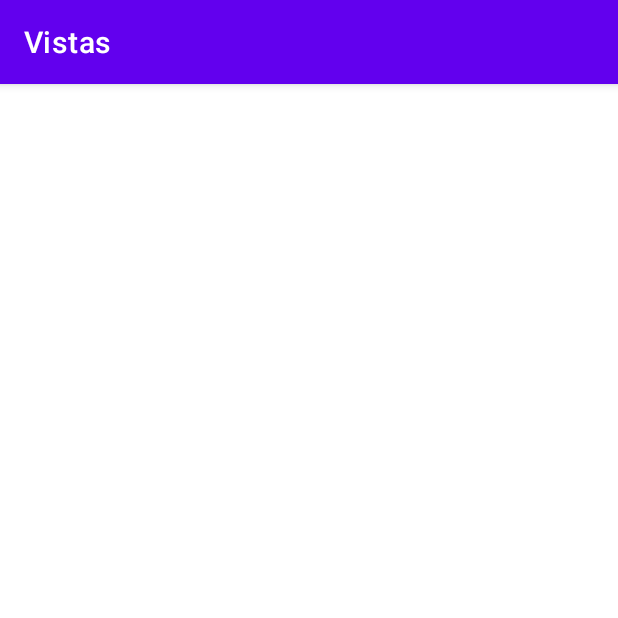
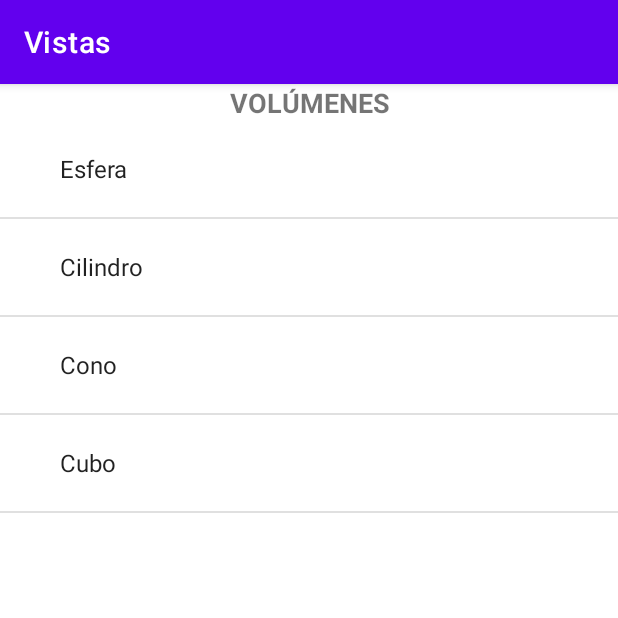
Before and after one commit to ingcoty/vistas, an Android app: the Volumes screen opened directly, with no data from a screen before it, on a phone screen of 412 x 824 dp, the top half of it. Run offline under Robolectric (Android 15) with nearby library versions, the phone set to English and light mode, and no system bars.

Commit message:
funcionalidad de cálculo de volumenes terminada

```diff
--- a/app/src/main/java/com/example/vistas/Volumes.java
+++ b/app/src/main/java/com/example/vistas/Volumes.java
@@ -2,13 +2,56 @@ package com.example.vistas;
 
 import androidx.appcompat.app.AppCompatActivity;
 
+import android.content.Intent;
 import android.os.Bundle;
+import android.view.View;
+import android.widget.AdapterView;
+import android.widget.ArrayAdapter;
+import android.widget.ListView;
 
 public class Volumes extends AppCompatActivity {
+
+    private ListView lista_opciones;
+    private String opciones[];
+    private ArrayAdapter<String> adapter;
+    private Intent intent;
 
     @Override
     protected void onCreate(Bundle savedInstanceState) {
         super.onCreate(savedInstanceState);
         setContentView(R.layout.activity_volumes);
+
+        lista_opciones = findViewById(R.id.lstVolumenes);
+        opciones = getResources().getStringArray(R.array.opt_volumes);
+        adapter = new ArrayAdapter<>(this, android.R.layout.simple_expandable_list_item_1, opciones);
+        lista_opciones.setAdapter(adapter);
+
+        lista_opciones.setOnItemClickListener(new AdapterView.OnItemClickListener() {
+            @Override
+            public void onItemClick(AdapterView<?> parent, View view, int position, long id) {
+                intent = new Intent(Volumes.this, Calculo.class);
+                Bundle b = new Bundle();
+                switch (position){
+                    case 0:
+                        b.putInt("param", 4);
+                        intent.putExtras(b);
+                        break;
+                    case 1:
+                        b.putInt("param", 5);
+                        intent.putExtras(b);
+                        break;
+                    case 2:
+                        b.putInt("param", 6);
+                        intent.putExtras(b);
+                        break;
+                    case 3:
+                        b.putInt("param", 7);
+                        intent.putExtras(b);
+                        break;
+                }
+                startActivity(intent);
+            }
+        });
+
     }
 }
--- a/app/src/main/res/layout/activity_volumes.xml
+++ b/app/src/main/res/layout/activity_volumes.xml
@@ -1,9 +1,23 @@
 <?xml version="1.0" encoding="utf-8"?>
-<androidx.constraintlayout.widget.ConstraintLayout xmlns:android="http://schemas.android.com/apk/res/android"
+<LinearLayout xmlns:android="http://schemas.android.com/apk/res/android"
     xmlns:app="http://schemas.android.com/apk/res-auto"
     xmlns:tools="http://schemas.android.com/tools"
     android:layout_width="match_parent"
     android:layout_height="match_parent"
+    android:orientation="vertical"
     tools:context=".Volumes">
 
-</androidx.constraintlayout.widget.ConstraintLayout>
+    <TextView
+        android:id="@+id/lblTituloVolumen"
+        android:layout_width="match_parent"
+        android:layout_height="wrap_content"
+        android:text="@string/titulo_volumenes"
+        android:textAlignment="center"
+        android:textSize="18sp"
+        android:textStyle="bold" />
+
+    <ListView
+        android:id="@+id/lstVolumenes"
+        android:layout_width="match_parent"
+        android:layout_height="match_parent" />
+</LinearLayout>
--- a/app/src/main/res/values/strings.xml
+++ b/app/src/main/res/values/strings.xml
@@ -20,6 +20,12 @@
     <string name="btnOk">Ok</string>
     <string name="lblResultadoVolume">Volumen</string>
     <string name="errcuadrado">Digite el dato solicitado</string>
+    <string name="titulo_volumenes">VOLÚMENES</string>
+    <string name="vol1">Esfera</string>
+    <string name="vol2">Cilindro</string>
+    <string name="vol3">Cono</string>
+    <string name="vol4">Cubo</string>
+    <string name="lblprofundidad">Profundidad</string>
 
     <string-array name="opciones">
         <item>@string/opt1</item>
@@ -34,4 +40,11 @@
         <item>@string/area4</item>
     </string-array>
 
+    <string-array name="opt_volumes">
+        <item>@string/vol1</item>
+        <item>@string/vol2</item>
+        <item>@string/vol3</item>
+        <item>@string/vol4</item>
+    </string-array>
+
 </resources>
```
Also changed, not shown: app/src/main/java/com/example/vistas/Calculo.java (+185 -5 lines).
